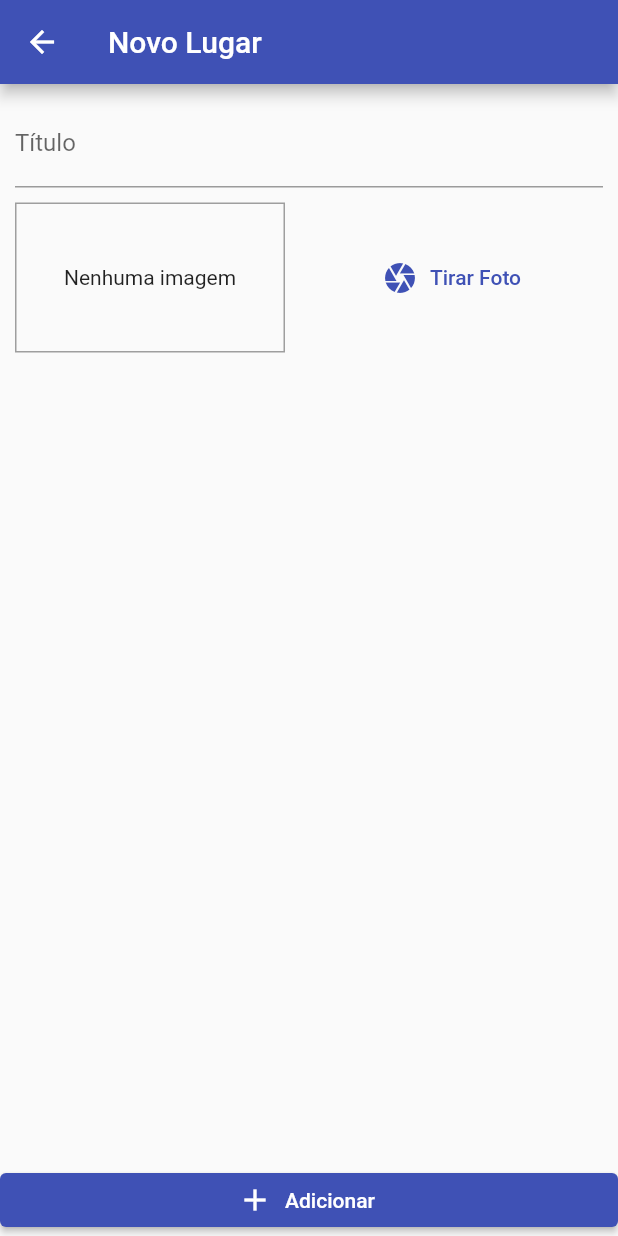
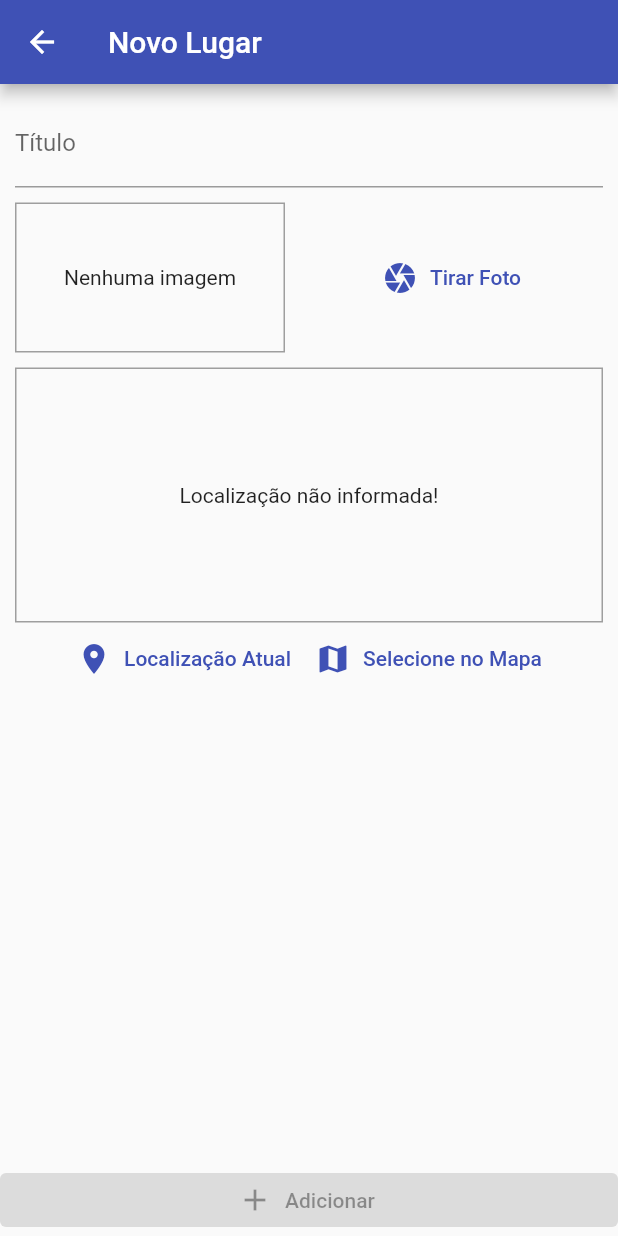
Before and after one commit to giofacul/poc-crud-map-flutter, a Flutter app: the PlaceFormScreen screen opened by its route, after a tap on "Tirar Foto", on a phone screen of 412 x 824 dp. Run offline on Flutter 3.47's test engine with Material 2 defaults, Android fonts, the phone set to English and light mode, and no system bars; our stand-ins replace google_maps_flutter, image_picker, location, sqflite; accounts and stored records are empty.

Commit message:
app completo com mapa, trouxe p ca por conta da api google precisar de cartao

```diff
--- a/lib/models/place.dart
+++ b/lib/models/place.dart
@@ -1,19 +1,29 @@
 import 'dart:io';
 
+import 'package:google_maps_flutter/google_maps_flutter.dart';
+
 class PlaceLocation {
-  double? latitude;
-  double? longitude;
-  String? address;
+  final double? latitude;
+  final double? longitude;
+  final String? address;
 
-  PlaceLocation(
+  const PlaceLocation(
       {required this.latitude, required this.longitude, this.address});
+
+  LatLng? toLatLng() {
+    return LatLng(latitude!, longitude!);
+  }
 }
 
 class Place {
-  String? id;
-  String? title;
-  PlaceLocation? location;
-  File? image;
+  final String? id;
+  final String? title;
+  final PlaceLocation? location;
+  final File? image;
 
-  Place({required this.id, this.title, this.location, this.image});
+  Place(
+      {required this.id,
+      required this.title,
+      required this.location,
+      required this.image});
 }
--- a/lib/screens/places_form_screen.dart
+++ b/lib/screens/places_form_screen.dart
@@ -1,5 +1,10 @@
+import 'dart:io';
 import 'package:flutter/material.dart';
+import 'package:google_maps_flutter/google_maps_flutter.dart';
+import 'package:poc_crud_app/providers/greate_places.dart';
 import 'package:poc_crud_app/widgets/image_input.dart';
+import 'package:poc_crud_app/widgets/location_input.dart';
+import 'package:provider/provider.dart';
 
 class PlaceFormScreen extends StatefulWidget {
   const PlaceFormScreen({Key? key}) : super(key: key);
@@ -9,10 +14,37 @@ class PlaceFormScreen extends StatefulWidget {
 }
 
 class _PlaceFormScreenState extends State<PlaceFormScreen> {
-  TextEditingController _titleController = TextEditingController();
+  final TextEditingController _titleController = TextEditingController();
+  File? _pickedImage;
+  LatLng? _pickedPosition;
 
-  void _submitForm(){
+  void _selectImage(File pickedImage) {
+    setState(() {
+      _pickedImage = pickedImage;
+    });
+  }
 
+  void _selectPosition(LatLng position) {
+    setState(() {
+      _pickedPosition = position;
+    });
+  }
+
+  bool _isValidForm() {
+    return _titleController.text.isNotEmpty &&
+        _pickedImage != null &&
+        _pickedPosition != null;
+  }
+
+  void _submitForm() {
+    if (!_isValidForm()) {
+      return;
+    }
+
+    Provider.of<GreatPlaces>(context, listen: false)
+        .addPlace(_titleController.text, _pickedImage, _pickedPosition!);
+
+    Navigator.pop(context);
   }
 
   @override
@@ -35,16 +67,21 @@ class _PlaceFormScreenState extends State<PlaceFormScreen> {
                       decoration: const InputDecoration(
                         labelText: 'Título',
                       ),
+                      onChanged: (text) {
+                        setState(() {});
+                      },
                     ),
                     const SizedBox(height: 10),
-                    const ImageInput(),
+                    ImageInput(onSelectImage: _selectImage),
+                    const SizedBox(height: 10),
+                    LocationInput(onSelectPosition: _selectPosition),
                   ],
                 ),
               ),
             ),
           ),
           ElevatedButton.icon(
-            onPressed: _submitForm,
+            onPressed: _isValidForm() ? _submitForm : null,
             icon: const Icon(Icons.add),
             label: const Text('Adicionar'),
           )
--- a/lib/utils/app_routes.dart
+++ b/lib/utils/app_routes.dart
@@ -1,3 +1,4 @@
-class AppRoutes{
+class AppRoutes {
   static const String PLACE_FORM = '/place-form';
+  static const String PLACE_DETAIL = '/place-detail';
 }
--- /dev/null
+++ b/lib/utils/location_util.dart
@@ -0,0 +1,22 @@
+import 'dart:convert';
+
+import 'package:google_maps_flutter/google_maps_flutter.dart';
+import 'package:http/http.dart' as http;
+
+const GOOGLE_API_KEY = 'AIzaSyDF6wWC417moyORUi0tQPKEpFhzmbVtP3I';
+
+class LocationUtil {
+  static String generateLocationPreviewImage({
+    double? latitude,
+    double? longitude,
+  }) {
+    return 'https://maps.googleapis.com/maps/api/staticmap?center=$latitude,$longitude&zoom=13&size=600x300&maptype=roadmap&markers=color:red%7Clabel:A%7C$latitude,$longitude&key=$GOOGLE_API_KEY';
+  }
+
+  static Future<String?> getAddressFrom(LatLng position) async {
+    final url =
+        'https://maps.googleapis.com/maps/api/geocode/json?latlng=${position.latitude},${position.longitude}&key=$GOOGLE_API_KEY';
+    final response = await http.get(Uri.parse(url));
+    return json.decode(response.body)['results'][0]['formatted_address'];
+  }
+}
--- a/lib/widgets/image_input.dart
+++ b/lib/widgets/image_input.dart
@@ -1,13 +1,42 @@
+import 'dart:io';
+
 import 'package:flutter/material.dart';
+import 'package:image_picker/image_picker.dart';
+import 'package:path/path.dart' as path;
+import 'package:path_provider/path_provider.dart' as syspaths;
 
 class ImageInput extends StatefulWidget {
-  const ImageInput({Key? key}) : super(key: key);
+  final Function? onSelectImage;
+  const ImageInput({Key? key, this.onSelectImage}) : super(key: key);
 
   @override
   State<ImageInput> createState() => _ImageInputState();
 }
 
 class _ImageInputState extends State<ImageInput> {
+  File? _storedImage;
+
+  _takePicture() async {
+    final ImagePicker picker = ImagePicker();
+    XFile? imageFile = await picker.pickImage(
+      source: ImageSource.camera,
+      maxWidth: 600,
+    );
+
+    if (imageFile == null) {
+      return null;
+    }
+
+    setState(() {
+      _storedImage = File(imageFile.path);
+    });
+
+    final appDir = await syspaths.getApplicationDocumentsDirectory();
+    String? fileName = path.basename(_storedImage!.path);
+    final savedImage = await _storedImage!.copy('${appDir.path}/$fileName');
+    widget.onSelectImage!(savedImage);
+  }
+
   @override
   Widget build(BuildContext context) {
     return Row(
@@ -21,12 +50,18 @@ class _ImageInputState extends State<ImageInput> {
             color: Colors.grey,
           )),
           alignment: Alignment.center,
-          child: const Text('Nenhuma imagem'),
+          child: _storedImage != null
+              ? Image.file(
+                  _storedImage!,
+                  width: double.infinity,
+                  fit: BoxFit.cover,
+                )
+              : const Text('Nenhuma imagem'),
         ),
         const SizedBox(width: 10),
         Expanded(
             child: TextButton.icon(
-                onPressed: () {},
+                onPressed: _takePicture,
                 label: const Text('Tirar Foto'),
                 icon: const Icon(Icons.camera))),
       ],
--- /dev/null
+++ b/lib/widgets/location_input.dart
@@ -0,0 +1,97 @@
+import 'package:flutter/material.dart';
+import 'package:google_maps_flutter/google_maps_flutter.dart';
+import 'package:location/location.dart';
+import 'package:poc_crud_app/screens/map_screen.dart';
+import 'package:poc_crud_app/utils/location_util.dart';
+
+class LocationInput extends StatefulWidget {
+  final Function? onSelectPosition;
+
+  const LocationInput({Key? key, this.onSelectPosition}) : super(key: key);
+
+  @override
+  State<LocationInput> createState() => _LocationInputState();
+}
+
+class _LocationInputState extends State<LocationInput> {
+  String? _previewImageUrl;
+
+  void _showPreview(double lat, double lng) {
+    final staticMapImageUrl = LocationUtil.generateLocationPreviewImage(
+        latitude: lat, longitude: lng);
+    setState(() {
+      _previewImageUrl = staticMapImageUrl;
+    });
+  }
+
+  Future<void> _getCurrentUserLocation() async {
+    try {
+      final locData = await Location().getLocation();
+
+      _showPreview(locData.latitude!, locData.longitude!);
+      widget.onSelectPosition!(LatLng(locData.latitude!, locData.longitude!));
+    } catch (e) {
+      return;
+    }
+  }
+
+  Future<void> _selectOnMap() async {
+    final LatLng selectedPosition = await Navigator.of(context).push(
+        MaterialPageRoute(
+            fullscreenDialog: true, builder: (context) => const MapScreen()));
+
+    if (selectedPosition == null) return;
+
+    _showPreview(selectedPosition.latitude, selectedPosition.longitude);
+
+    widget.onSelectPosition!(selectedPosition);
+  }
+
+  @override
+  Widget build(BuildContext context) {
+    return Column(
+      children: [
+        Container(
+          height: 170,
+          width: double.infinity,
+          alignment: Alignment.center,
+          decoration: BoxDecoration(
+            border: Border.all(width: 1, color: Colors.grey),
+          ),
+          child: _previewImageUrl == null
+              ? const Text('Localização não informada!')
+              : Image.network(
+                  _previewImageUrl!,
+                  fit: BoxFit.cover,
+                  width: double.infinity,
+                ),
+        ),
+        Row(
+          mainAxisAlignment: MainAxisAlignment.center,
+          children: [
+            TextButton.icon(
+              onPressed: _getCurrentUserLocation,
+              icon: const Icon(Icons.location_on),
+              label: Text(
+                'Localização Atual',
+                style: TextStyle(
+                  color: Theme.of(context).primaryColor,
+                ),
+              ),
+            ),
+            TextButton.icon(
+              onPressed: _selectOnMap,
+              icon: const Icon(Icons.map),
+              label: Text(
+                'Selecione no Mapa',
+                style: TextStyle(
+                  color: Theme.of(context).primaryColor,
+                ),
+              ),
+            ),
+          ],
+        )
+      ],
+    );
+  }
+}
--- a/pubspec.yaml
+++ b/pubspec.yaml
@@ -34,6 +34,12 @@ dependencies:
   # The following adds the Cupertino Icons font to your application.
   # Use with the CupertinoIcons class for iOS style icons.
   cupertino_icons: ^1.0.2
+  path_provider: ^2.0.11
+  path: ^1.8.1
+  sqflite: ^2.0.3
+  location: ^4.4.0
+  google_maps_flutter: ^2.1.10
+  http: ^0.13.4
 
 
 dev_dependencies:
```
Also changed, not shown: lib/main.dart (+10 -3 lines), lib/providers/grate_places.dart (deleted, +0 -18 lines), lib/providers/greate_places.dart (added, +68 -0 lines), lib/screens/map_screen.dart (added, +66 -0 lines), lib/screens/place_detail_screen.dart (added, +47 -0 lines), lib/screens/places_list_screen.dart (+33 -2 lines), lib/utils/db_util.dart (added, +30 -0 lines), pubspec.lock, 6 other files.
